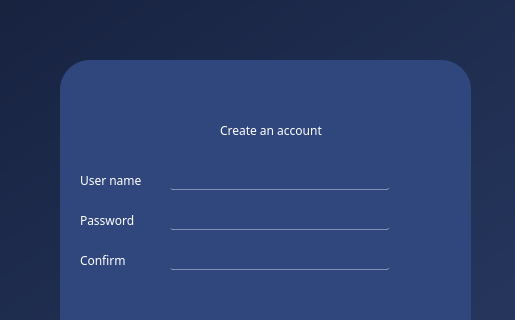
v4sud3v/MINI-PROJECT, file createACCwindow.ui: the form before one commit; both pictures show x 0 to 515 and y 0 to 320 of the 1081 by 660 pixel window.
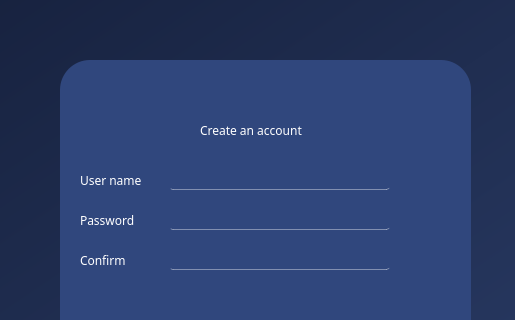
The form after the commit. Icons and pictures are not drawn.

The edit to the form file:
```diff
--- a/createACCwindow.ui
+++ b/createACCwindow.ui
@@ -45,9 +45,9 @@
     <widget class="QLabel" name="loginHeading">
      <property name="geometry">
       <rect>
-       <x>240</x>
+       <x>220</x>
        <y>200</y>
-       <width>121</width>
+       <width>151</width>
        <height>41</height>
       </rect>
      </property>
```
